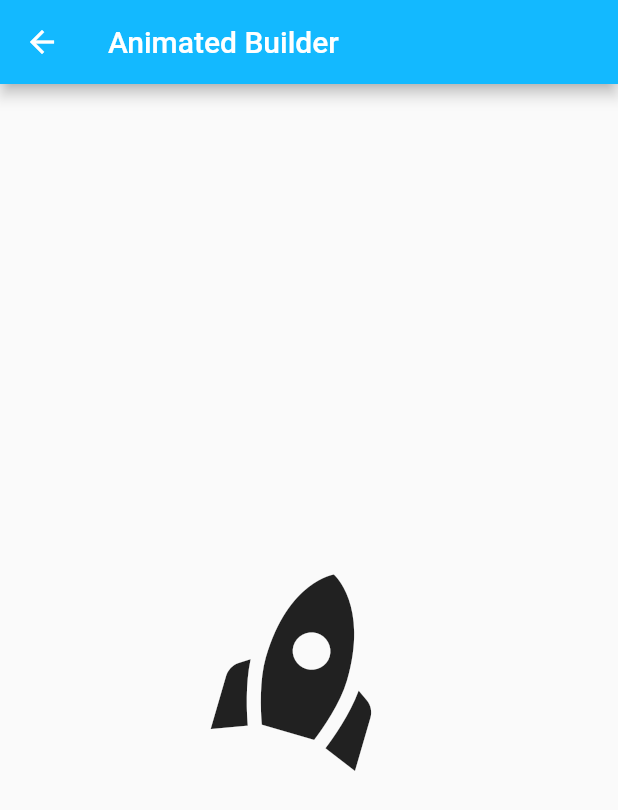
After one commit to vnbrew/flutter_common_widgets, a Flutter app: the screen it shows after launch, after a tap on "Animated Builder", on a phone screen of 412 x 824 dp. The commit adds this screen. Shown: the top 810 px of the screen. Run offline on Flutter 3.47's test engine with Material 2 defaults, Android fonts, the phone set to English and light mode, and no system bars; our stand-ins replace bloc, flutter_bloc; generated files the repository leaves out were written again.

Commit message:
Add animated builder

```diff
--- a/lib/commons_widgets/align_page.dart
+++ b/lib/commons_widgets/align_page.dart
@@ -1,6 +1,4 @@
 import 'package:flutter/material.dart';
-import 'package:flutter/src/widgets/framework.dart';
-import 'package:flutter/src/widgets/placeholder.dart';
 
 class AlignPage extends StatefulWidget {
   const AlignPage({super.key});
--- /dev/null
+++ b/lib/commons_widgets/animated_builder_page.dart
@@ -0,0 +1,50 @@
+import 'dart:math' as math;
+
+import 'package:flutter/material.dart';
+
+class AnimatedBuilderPage extends StatefulWidget {
+  const AnimatedBuilderPage({super.key});
+
+  @override
+  State<AnimatedBuilderPage> createState() => _AnimatedBuilderPageState();
+}
+
+class _AnimatedBuilderPageState extends State<AnimatedBuilderPage>
+    with TickerProviderStateMixin {
+  late final AnimationController _controller = AnimationController(
+    vsync: this,
+    duration: const Duration(seconds: 1),
+  )..repeat();
+
+  @override
+  void dispose() {
+    _controller.dispose();
+    super.dispose();
+  }
+
+  @override
+  Widget build(BuildContext context) {
+    return Scaffold(
+      appBar: AppBar(
+        title: const Text('Animated Builder'),
+      ),
+      body: SafeArea(
+        child: Center(
+          child: AnimatedBuilder(
+            animation: _controller,
+            builder: (context, child) {
+              return Transform.rotate(
+                angle: _controller.value * 0.9 * math.pi,
+                child: child,
+              );
+            },
+            child: const Icon(
+              Icons.rocket,
+              size: 150,
+            ),
+          ),
+        ),
+      ),
+    );
+  }
+}
--- a/lib/commons_widgets/commons_page.dart
+++ b/lib/commons_widgets/commons_page.dart
@@ -3,6 +3,7 @@ import 'package:flutter/src/widgets/framework.dart';
 import 'package:flutter/src/widgets/placeholder.dart';
 import 'package:flutter_common_widgets/commons_widgets/absorb_pointer_page.dart';
 import 'package:flutter_common_widgets/commons_widgets/align_page.dart';
+import 'package:flutter_common_widgets/commons_widgets/animated_builder_page.dart';
 
 class CommonPage extends StatefulWidget {
   const CommonPage({super.key});
@@ -23,6 +24,17 @@ class _CommonPageState extends State<CommonPage> {
         child: Center(
           child: Column(
             children: [
+              ElevatedButton(
+                onPressed: () {
+                  const newPage = AnimatedBuilderPage();
+                  Navigator.push(
+                    context,
+                    // ignore: inference_failure_on_instance_creation
+                    MaterialPageRoute(builder: (context) => newPage),
+                  );
+                },
+                child: const Text('Animated Builder'),
+              ),
               ElevatedButton(
                 onPressed: () {
                   const newPage = AlignPage();
```
